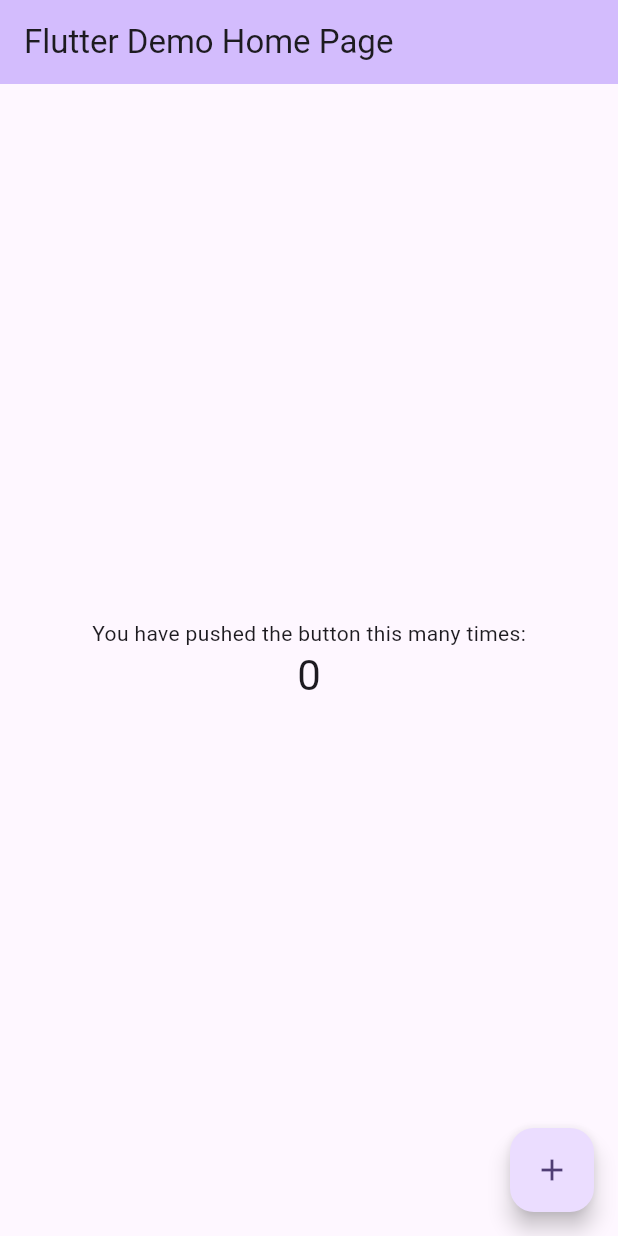
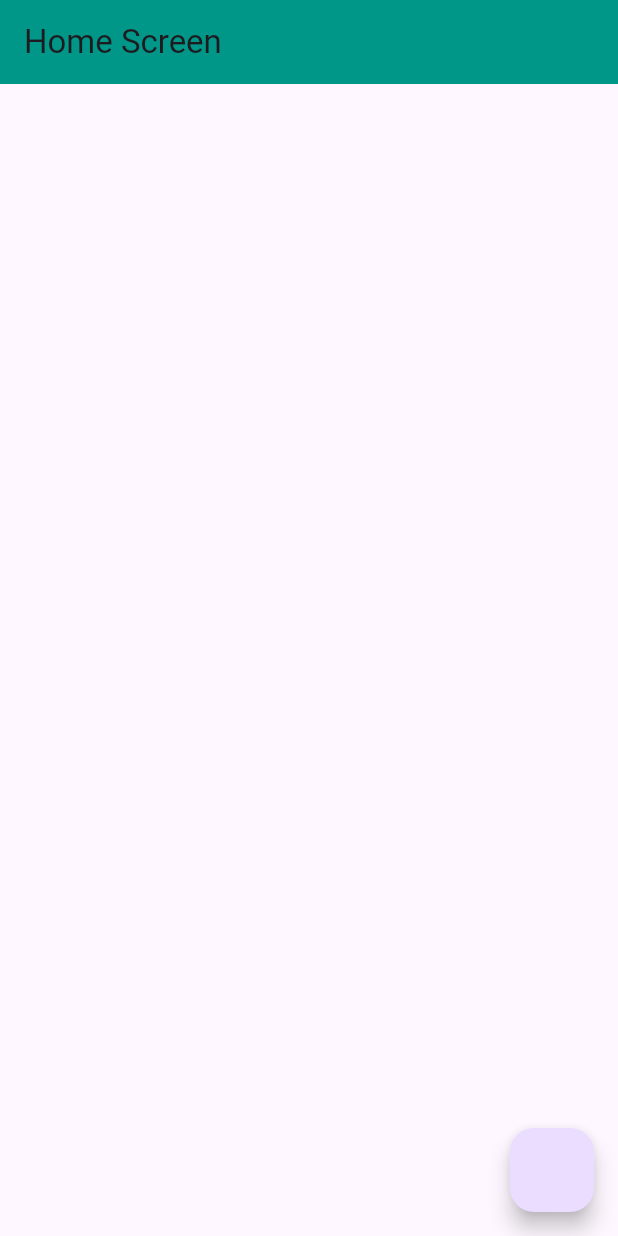
Before and after one commit to Zaidoudou/fluttertest, a Flutter app: the screen it shows after launch, on a phone screen of 412 x 824 dp. Run offline on Flutter 3.47's test engine with Material 3 defaults, Android fonts, the phone set to English and light mode, and no system bars.

Commit message:
Added a Confirmation password for the register + practiced front end flutter and backend api calls.

```diff
--- a/FlutterApp/flutter_application_1/lib/main.dart
+++ b/FlutterApp/flutter_application_1/lib/main.dart
@@ -1,4 +1,5 @@
 import 'package:flutter/material.dart';
+import 'package:flutter_application_1/screen/home.dart';
 
 void main() {
   runApp(const MyApp());
@@ -7,119 +8,10 @@ void main() {
 class MyApp extends StatelessWidget {
   const MyApp({super.key});
 
-  // This widget is the root of your application.
   @override
   Widget build(BuildContext context) {
-    return MaterialApp(
-      title: 'Flutter Demo',
-      theme: ThemeData(
-        // This is the theme of your application.
-        //
-        // TRY THIS: Try running your application with "flutter run". You'll see
-        // the application has a purple toolbar. Then, without quitting the app,
-        // try changing the seedColor in the colorScheme below to Colors.green
-        // and then invoke "hot reload" (save your changes or press the "hot
-        // reload" button in a Flutter-supported IDE, or press "r" if you used
-        // the command line to start the app).
-        //
-        // Notice that the counter didn't reset back to zero; the application
-        // state is not lost during the reload. To reset the state, use hot
-        // restart instead.
-        //
-        // This works for code too, not just values: Most code changes can be
-        // tested with just a hot reload.
-        colorScheme: ColorScheme.fromSeed(seedColor: Colors.deepPurple),
-        useMaterial3: true,
-      ),
-      home: const MyHomePage(title: 'Flutter Demo Home Page'),
+    return  const MaterialApp(
+      home : HomeScreen(),
     );
   }
 }
-
-class MyHomePage extends StatefulWidget {
-  const MyHomePage({super.key, required this.title});
-
-  // This widget is the home page of your application. It is stateful, meaning
-  // that it has a State object (defined below) that contains fields that affect
-  // how it looks.
-
-  // This class is the configuration for the state. It holds the values (in this
-  // case the title) provided by the parent (in this case the App widget) and
-  // used by the build method of the State. Fields in a Widget subclass are
-  // always marked "final".
-
-  final String title;
-
-  @override
-  State<MyHomePage> createState() => _MyHomePageState();
-}
-
-class _MyHomePageState extends State<MyHomePage> {
-  int _counter = 0;
-
-  void _incrementCounter() {
-    setState(() {
-      // This call to setState tells the Flutter framework that something has
-      // changed in this State, which causes it to rerun the build method below
-      // so that the display can reflect the updated values. If we changed
-      // _counter without calling setState(), then the build method would not be
-      // called again, and so nothing would appear to happen.
-      _counter++;
-    });
-  }
-
-  @override
-  Widget build(BuildContext context) {
-    // This method is rerun every time setState is called, for instance as done
-    // by the _incrementCounter method above.
-    //
-    // The Flutter framework has been optimized to make rerunning build methods
-    // fast, so that you can just rebuild anything that needs updating rather
-    // than having to individually change instances of widgets.
-    return Scaffold(
-      appBar: AppBar(
-        // TRY THIS: Try changing the color here to a specific color (to
-        // Colors.amber, perhaps?) and trigger a hot reload to see the AppBar
-        // change color while the other colors stay the same.
-        backgroundColor: Theme.of(context).colorScheme.inversePrimary,
-        // Here we take the value from the MyHomePage object that was created by
-        // the App.build method, and use it to set our appbar title.
-        title: Text(widget.title),
-      ),
-      body: Center(
-        // Center is a layout widget. It takes a single child and positions it
-        // in the middle of the parent.
-        child: Column(
-          // Column is also a layout widget. It takes a list of children and
-          // arranges them vertically. By default, it sizes itself to fit its
-          // children horizontally, and tries to be as tall as its parent.
-          //
-          // Column has various properties to control how it sizes itself and
-          // how it positions its children. Here we use mainAxisAlignment to
-          // center the children vertically; the main axis here is the vertical
-          // axis because Columns are vertical (the cross axis would be
-          // horizontal).
-          //
-          // TRY THIS: Invoke "debug painting" (choose the "Toggle Debug Paint"
-          // action in the IDE, or press "p" in the console), to see the
-          // wireframe for each widget.
-          mainAxisAlignment: MainAxisAlignment.center,
-          children: <Widget>[
-            const Text(
-              'You have pushed the button this many times:',
-            ),
-            Text(
-              '$_counter',
-              style: Theme.of(context).textTheme.headlineMedium,
-            ),
-          ],
-        ),
-      ),
-      floatingActionButton: FloatingActionButton(
-        onPressed: _incrementCounter,
-        tooltip: 'Increment',
-        child: const Icon(Icons.add),
-      ), // This trailing comma makes auto-formatting nicer for build methods.
-    );
-  }
-}
--- /dev/null
+++ b/FlutterApp/flutter_application_1/lib/screen/home.dart
@@ -0,0 +1,51 @@
+import 'dart:convert';
+
+import 'package:flutter/material.dart';
+import 'package:http/http.dart' as http;
+
+class HomeScreen extends StatefulWidget {
+  const HomeScreen({super.key});
+
+  @override
+  State<HomeScreen> createState() => _HomeScreenState();
+}
+
+class _HomeScreenState extends State<HomeScreen> {
+  @override
+  Widget build(BuildContext context) {
+    return Scaffold(
+      appBar: AppBar(
+        title: const Text('Home Screen'),
+        backgroundColor: Colors.teal,
+      ),
+      floatingActionButton: FloatingActionButton(
+        onPressed:printUsers,
+        ),
+    );
+  }
+  void fetchUsers() async {
+    print('Fetching users...');
+    final response = await http.get(Uri.parse('http://192.168.1.32:8080/user'));
+    final body = response.body;
+    print(body);
+  }
+  void printUsers() async {
+    print('Printing users...');
+    final response = await http.post(
+      Uri.parse('http://192.168.1.32:8080/register'),
+      headers:{
+        'Content-Type': 'application/json',
+      },
+      body: jsonEncode({
+        'username': 'user1',
+        'password': 'password1',
+      }),
+    );
+    if (response.statusCode == 200) {
+      print('Successfully Registered');
+    } else {
+      print('Failed to print users');
+      print(response.body);
+    }
+  }
+}
--- a/FlutterApp/flutter_application_1/pubspec.yaml
+++ b/FlutterApp/flutter_application_1/pubspec.yaml
@@ -35,6 +35,7 @@ dependencies:
   # The following adds the Cupertino Icons font to your application.
   # Use with the CupertinoIcons class for iOS style icons.
   cupertino_icons: ^1.0.6
+  http: any
 
 dev_dependencies:
   flutter_test:
```
Also changed, not shown: FlutterApp/flutter_application_1/pubspec.lock, 2 other files.
